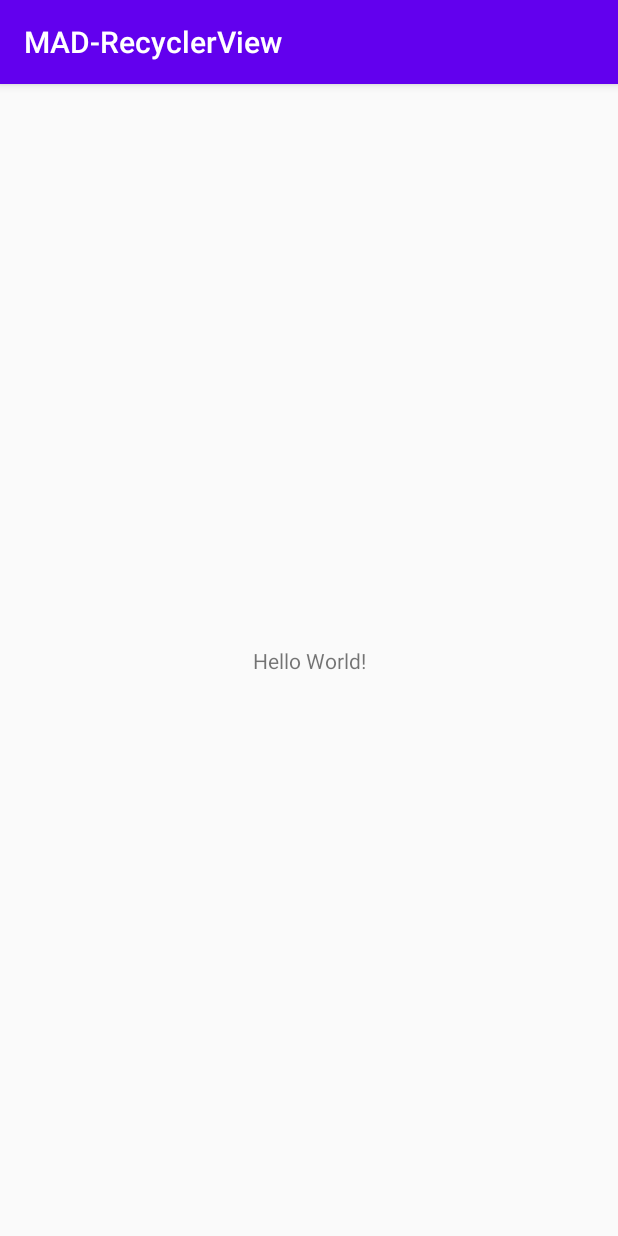
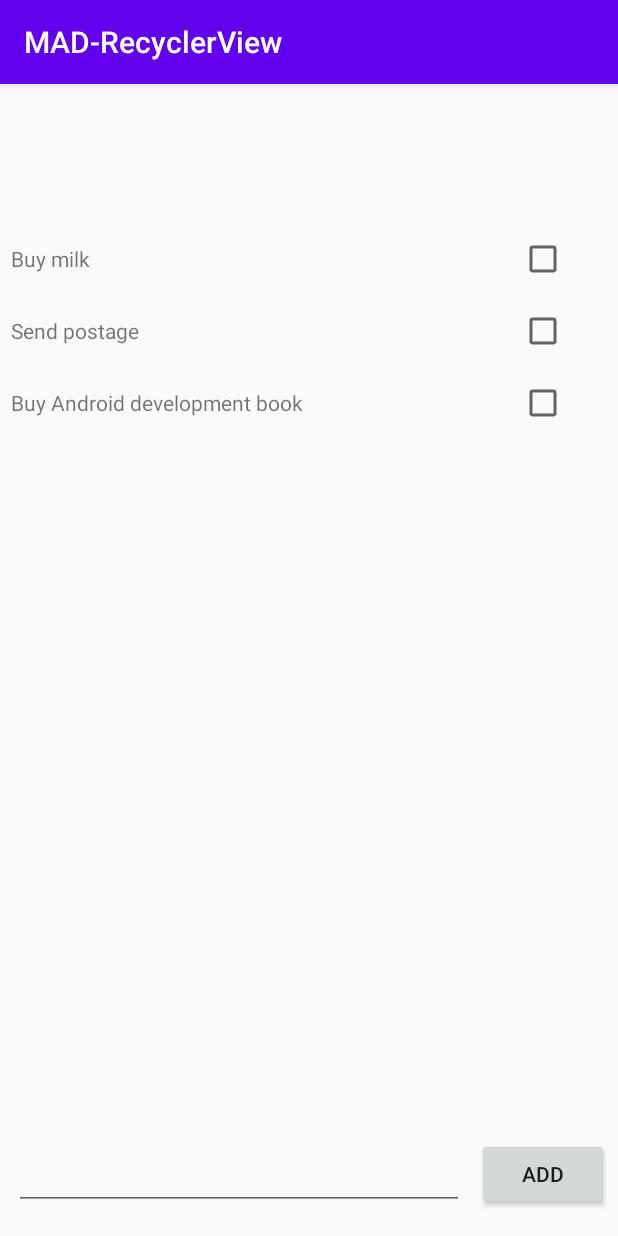
Before and after one commit to MAD-2020/mad-practical-5-recyclerview-gtrixic, an Android app: the screen it shows after launch (MainActivity), on a phone screen of 412 x 824 dp. Run offline under Robolectric (Android 15) with nearby library versions, the phone set to English and light mode, and no system bars.

Commit message:
Practical 5

```diff
--- a/app/src/main/java/sg/edu/np/mad/mad_recyclerview/MainActivity.java
+++ b/app/src/main/java/sg/edu/np/mad/mad_recyclerview/MainActivity.java
@@ -1,21 +1,104 @@
 package sg.edu.np.mad.mad_recyclerview;
 
+import androidx.appcompat.app.AlertDialog;
 import androidx.appcompat.app.AppCompatActivity;
+import androidx.recyclerview.widget.DefaultItemAnimator;
+import androidx.recyclerview.widget.LinearLayoutManager;
 import androidx.recyclerview.widget.RecyclerView;
 
 import android.content.Context;
+import android.content.DialogInterface;
 import android.os.Bundle;
+import android.util.Log;
+import android.view.LayoutInflater;
+import android.view.View;
 import android.view.inputmethod.InputMethodManager;
+import android.widget.AdapterView;
+import android.widget.Button;
+import android.widget.EditText;
+import android.widget.LinearLayout;
 
 import java.util.ArrayList;
+import java.util.Arrays;
+import java.util.List;
 
 public class MainActivity extends AppCompatActivity {
+    final String TAG = "To-Do List";
+    ArrayList<String> data = new ArrayList<>();
+    EditText editText;
+    Button Add;
+    ToDoAdapter tdAdapter;
+    RecyclerView recyclerView;
 
     @Override
     protected void onCreate(Bundle savedInstanceState) {
         super.onCreate(savedInstanceState);
         setContentView(R.layout.activity_main);
+
+        editText = findViewById(R.id.writeTask);
+        Add = findViewById(R.id.addTaskButton);
+        recyclerView = findViewById(R.id.recyclerView);
+
+        data.add("Buy milk");
+        data.add("Send postage");
+        data.add("Buy Android development book");
+
+        tdAdapter = new ToDoAdapter(data);
+        LinearLayoutManager tdLayoutManager = new LinearLayoutManager(this);
+        recyclerView.setLayoutManager(tdLayoutManager);
+        recyclerView.setItemAnimator(new DefaultItemAnimator());
+        recyclerView.setAdapter(tdAdapter);
+
+        Add.setOnClickListener(new View.OnClickListener() {
+            @Override
+            public void onClick(View v) {
+                addTask(v);
+            }
+        });
+
+        tdAdapter.setOnItemClickListener(new ToDoAdapter.OnItemClickListener() {
+            @Override
+            public void ItemClick(int position) {
+                deleteTask(position);
+            }
+        });
+
     }
+
+
+    private void addTask(View v) {
+        String newEntry = editText.getText().toString();
+        data.add(newEntry);
+        tdAdapter.notifyDataSetChanged();
+        showNewEntry(recyclerView, data);
+        editText.getText().clear();
+    }
+
+    private void deleteTask(final int position) {
+
+        String delete = data.get(position);
+        AlertDialog.Builder builder = new AlertDialog.Builder(this);
+        builder.setMessage("Are you sure you want to delete " + delete + "?").setCancelable(false);
+        builder.setPositiveButton("YES", new DialogInterface.OnClickListener() {
+            @Override
+            public void onClick(DialogInterface dialog, int which) {
+                Log.v(TAG, "Delete ");
+                data.remove(position);
+                tdAdapter.notifyDataSetChanged();
+            }
+        });
+        builder.setNegativeButton("NO", new DialogInterface.OnClickListener() {
+            @Override
+            public void onClick(DialogInterface dialog, int which) {
+                Log.v(TAG, "Do not delete.");
+            }
+        });
+        AlertDialog alert = builder.create();
+        alert.setTitle("Delete");
+        alert.show();
+    }
+
+
 
     /**
      * Upon calling this method, the keyboard will retract
--- /dev/null
+++ b/app/src/main/java/sg/edu/np/mad/mad_recyclerview/ToDoAdapter.java
@@ -0,0 +1,42 @@
+package sg.edu.np.mad.mad_recyclerview;
+
+import android.view.LayoutInflater;
+import android.view.View;
+import android.view.ViewGroup;
+
+import androidx.recyclerview.widget.RecyclerView;
+
+import java.util.ArrayList;
+
+public class ToDoAdapter extends RecyclerView.Adapter<ToDoViewHolder> {
+
+    ArrayList<String> data;
+    private OnItemClickListener onItemClickListener;
+
+    public ToDoAdapter(ArrayList<String> input) {
+        data = input;
+    }
+
+    public void setOnItemClickListener(OnItemClickListener onItem) {
+        this.onItemClickListener = onItem;
+    }
+
+    public interface OnItemClickListener{
+        void ItemClick(int position);
+    }
+
+    public ToDoViewHolder onCreateViewHolder(ViewGroup parent, int ViewType) {
+        View item = LayoutInflater.from(parent.getContext()).inflate(R.layout.recycler_view_item, parent, false);
+        return new ToDoViewHolder(item, onItemClickListener);
+
+    }
+
+    public void onBindViewHolder(ToDoViewHolder holder, int position) {
+        String s = data.get(position);
+        holder.txt.setText(s);
+    }
+
+    public int getItemCount() {
+        return data.size();
+    }
+}
--- /dev/null
+++ b/app/src/main/java/sg/edu/np/mad/mad_recyclerview/ToDoViewHolder.java
@@ -0,0 +1,27 @@
+package sg.edu.np.mad.mad_recyclerview;
+
+import android.view.View;
+import android.widget.AdapterView;
+import android.widget.TextView;
+
+import androidx.recyclerview.widget.RecyclerView;
+
+public class ToDoViewHolder extends RecyclerView.ViewHolder {
+    TextView txt;
+
+    public ToDoViewHolder(View itemView, final ToDoAdapter.OnItemClickListener onItemClickListener) {
+        super(itemView);
+        txt = itemView.findViewById(R.id.textView);
+
+        itemView.setOnClickListener(new View.OnClickListener() {
+            @Override
+            public void onClick(View v) {
+                if (onItemClickListener != null)
+                {
+                    int position = getAdapterPosition();
+                    onItemClickListener.ItemClick(position);
+                }
+            }
+        });
+    }
+}
--- a/app/src/main/res/layout/activity_main.xml
+++ b/app/src/main/res/layout/activity_main.xml
@@ -6,13 +6,41 @@
     android:layout_height="match_parent"
     tools:context=".MainActivity">
 
-    <TextView
+    <androidx.recyclerview.widget.RecyclerView
+        android:id="@+id/recyclerView"
+        android:layout_width="415dp"
+        android:layout_height="521dp"
+        app:layout_constraintBottom_toBottomOf="parent"
+        app:layout_constraintEnd_toEndOf="parent"
+        app:layout_constraintHorizontal_bias="0.493"
+        app:layout_constraintStart_toStartOf="parent"
+        app:layout_constraintTop_toTopOf="parent"
+        app:layout_constraintVertical_bias="0.375"
+        tools:listitem="@layout/recycler_view_item" />
+
+    <EditText
+        android:id="@+id/writeTask"
+        android:layout_width="300dp"
+        android:layout_height="48dp"
+        android:ems="10"
+        android:inputType="textPersonName"
+        app:layout_constraintBottom_toBottomOf="parent"
+        app:layout_constraintEnd_toEndOf="parent"
+        app:layout_constraintHorizontal_bias="0.084"
+        app:layout_constraintStart_toStartOf="parent"
+        app:layout_constraintTop_toTopOf="parent"
+        app:layout_constraintVertical_bias="0.976" />
+
+    <Button
+        android:id="@+id/addTaskButton"
         android:layout_width="wrap_content"
         android:layout_height="wrap_content"
-        android:text="Hello World!"
+        android:text="ADD"
         app:layout_constraintBottom_toBottomOf="parent"
-        app:layout_constraintLeft_toLeftOf="parent"
-        app:layout_constraintRight_toRightOf="parent"
-        app:layout_constraintTop_toTopOf="parent" />
+        app:layout_constraintEnd_toEndOf="parent"
+        app:layout_constraintHorizontal_bias="0.981"
+        app:layout_constraintStart_toStartOf="parent"
+        app:layout_constraintTop_toTopOf="parent"
+        app:layout_constraintVertical_bias="0.976" />
 
 </androidx.constraintlayout.widget.ConstraintLayout>
--- /dev/null
+++ b/app/src/main/res/layout/recycler_view_item.xml
@@ -0,0 +1,22 @@
+<?xml version="1.0" encoding="utf-8"?>
+<LinearLayout xmlns:android="http://schemas.android.com/apk/res/android"
+    xmlns:tools="http://schemas.android.com/tools"
+    android:id="@+id/linearLayout1"
+    android:layout_width="match_parent"
+    android:layout_height="wrap_content"
+    android:padding="8dp">
+
+  <TextView
+      android:id="@+id/textView"
+      android:layout_width="310dp"
+      android:layout_height="32dp"
+      android:layout_weight="1" />
+
+
+  <CheckBox
+      android:id="@+id/checkBox"
+      android:layout_width="wrap_content"
+      android:layout_height="wrap_content"
+      android:layout_weight="1"
+      android:focusable="false" />
+</LinearLayout>
--- a/build.gradle
+++ b/build.gradle
@@ -8,7 +8,7 @@ buildscript {
 
     }
     dependencies {
-        classpath 'com.android.tools.build:gradle:3.6.2'
+        classpath 'com.android.tools.build:gradle:3.6.3'
 
 
         // NOTE: Do not place your application dependencies here; they belong
```
